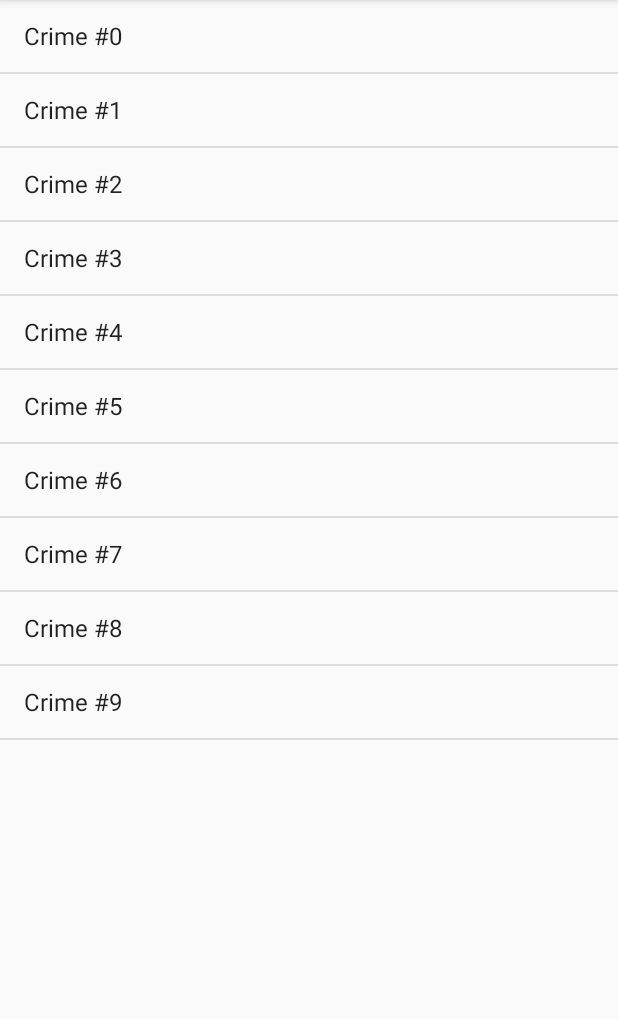
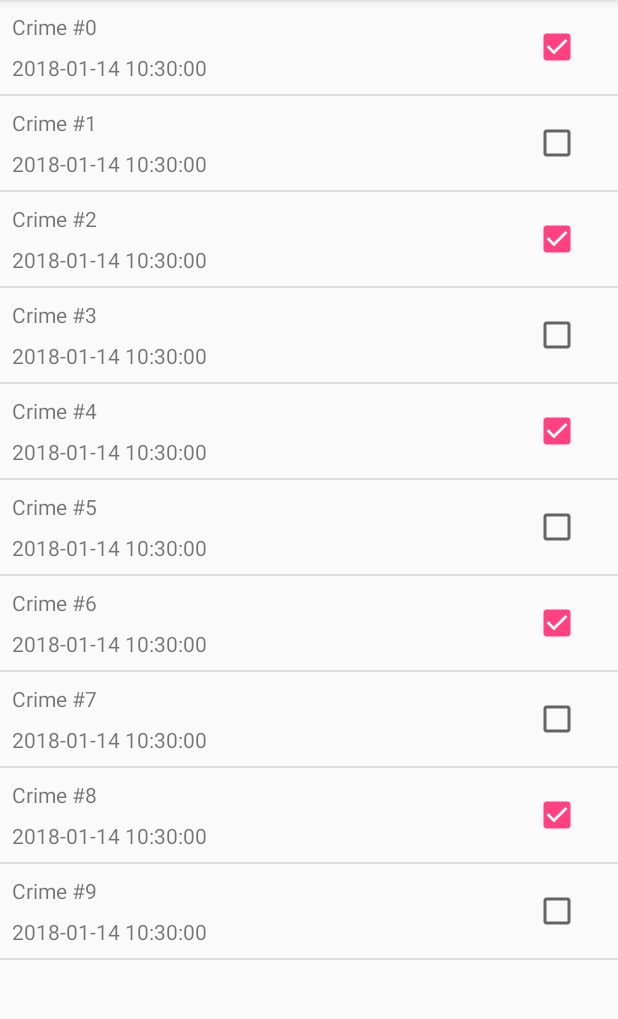
Before and after one commit to NUAAMETEOR/CriminalIntent, an Android app: the screen it shows after launch (CrimeListActivity), on a phone screen of 412 x 824 dp, the part 84-1103 px from its top. Run offline under Robolectric (Android 15) with nearby library versions, the phone set to English and light mode, and no system bars.

Commit message:
使用自定义的item放在listfragment中

```diff
--- a/app/src/main/java/cn/edu/nuaa/criminalintent/CrimeListFragment.java
+++ b/app/src/main/java/cn/edu/nuaa/criminalintent/CrimeListFragment.java
@@ -3,20 +3,31 @@ package cn.edu.nuaa.criminalintent;
 import android.app.ListFragment;
 import android.os.Bundle;
 import android.support.annotation.Nullable;
-import android.widget.ArrayAdapter;
+import android.util.Log;
+import android.view.View;
+import android.widget.ListView;
+import android.widget.Toast;
 
 import cn.edu.nuaa.model.Crime;
-import cn.edu.nuaa.model.CrimeRepository;
+import cn.edu.nuaa.model.CrimeAdapter;
 
 /**
  * Created by Meteor on 2018/1/13.
  */
 
 public class CrimeListFragment extends ListFragment {
+    private static String  LOG_TAG=CrimeListFragment.class.getName();
+
+    @Override
+    public void onListItemClick(ListView l, View v, int position, long id) {
+        Crime crime = ((CrimeAdapter) getListAdapter()).getItem(position);
+        Log.d(LOG_TAG, crime.getCrimeTitle() + "clicked");
+    }
+
     @Override
     public void onCreate(@Nullable Bundle savedInstanceState) {
         super.onCreate(savedInstanceState);
         getActivity().setTitle(R.string.app_name);
-        setListAdapter(new ArrayAdapter<Crime>(getActivity(),android.R.layout.simple_list_item_1, CrimeRepository.getCrimeRepository(getActivity()).getCrimeList()));
+        setListAdapter(new CrimeAdapter(getActivity(), this));
     }
 }
--- /dev/null
+++ b/app/src/main/java/cn/edu/nuaa/model/CrimeAdapter.java
@@ -0,0 +1,47 @@
+package cn.edu.nuaa.model;
+
+import android.app.ListFragment;
+import android.content.Context;
+import android.support.annotation.NonNull;
+import android.support.annotation.Nullable;
+import android.view.View;
+import android.view.ViewGroup;
+import android.widget.ArrayAdapter;
+import android.widget.CheckBox;
+import android.widget.TextView;
+
+import java.text.SimpleDateFormat;
+
+import cn.edu.nuaa.criminalintent.R;
+
+/**
+ * Created by Meteor on 2018/1/14.
+ */
+
+public class CrimeAdapter extends ArrayAdapter<Crime> {
+    private ListFragment listFragment;
+
+    public CrimeAdapter(@NonNull Context context, ListFragment listFragment) {
+        super(context, 0, CrimeRepository.getCrimeRepository(context).getCrimeList());
+        this.listFragment = listFragment;
+    }
+
+    @NonNull
+    @Override
+    public View getView(int position, @Nullable View convertView, @NonNull ViewGroup parent) {
+        if (convertView == null) {
+            convertView = listFragment.getActivity().getLayoutInflater().inflate(R.layout.crime_list_item, null);
+        }
+        TextView titleText = convertView.findViewById(R.id.crimeItemTitle);
+        TextView dateText = convertView.findViewById(R.id.crimeItemDate);
+        CheckBox solvedCheckBox = convertView.findViewById(R.id.crimeItemSolved);
+        Crime crime = getItem(position);
+        SimpleDateFormat simpleDateFormat = new SimpleDateFormat("yyyy-MM-dd HH:mm:ss");
+        titleText.setText(crime.getCrimeTitle());
+        dateText.setText(simpleDateFormat.format(crime.getCrimeDate()));
+        solvedCheckBox.setChecked(crime.isCrimeSolved());
+        solvedCheckBox.setFocusable(false);
+        solvedCheckBox.setFocusableInTouchMode(false);
+        return convertView;
+    }
+}
--- a/app/src/main/java/cn/edu/nuaa/model/CrimeRepository.java
+++ b/app/src/main/java/cn/edu/nuaa/model/CrimeRepository.java
@@ -4,6 +4,7 @@ import android.content.Context;
 import android.support.annotation.NonNull;
 
 import java.util.ArrayList;
+import java.util.Calendar;
 import java.util.UUID;
 
 /**
@@ -47,6 +48,7 @@ public class CrimeRepository {
             Crime crime = new Crime();
             crime.setCrimeTitle("Crime #" + i);
             crime.setCrimeSolved(i % 2 == 0);
+            crime.setCrimeDate(Calendar.getInstance().getTime());
             crimeList.add(crime);
         }
     }
--- a/app/src/main/res/layout/crime_list_item.xml
+++ b/app/src/main/res/layout/crime_list_item.xml
@@ -1,6 +1,55 @@
 <?xml version="1.0" encoding="utf-8"?>
-<LinearLayout xmlns:android="http://schemas.android.com/apk/res/android"
+<android.support.constraint.ConstraintLayout xmlns:android="http://schemas.android.com/apk/res/android"
+    xmlns:app="http://schemas.android.com/apk/res-auto"
+    xmlns:tools="http://schemas.android.com/tools"
+    android:id="@+id/linearLayout2"
     android:layout_width="match_parent"
-    android:layout_height="match_parent">
+    android:layout_height="wrap_content">
 
-</LinearLayout>
+    <TextView
+        android:id="@+id/crimeItemTitle"
+        android:layout_width="0dp"
+        android:layout_height="wrap_content"
+        android:layout_marginEnd="8dp"
+        android:layout_marginStart="8dp"
+        android:layout_marginTop="8dp"
+        android:text="TextView"
+        app:layout_constraintEnd_toStartOf="@+id/guideline"
+        app:layout_constraintStart_toStartOf="parent"
+        app:layout_constraintTop_toTopOf="parent" />
+
+    <TextView
+        android:id="@+id/crimeItemDate"
+        android:layout_width="0dp"
+        android:layout_height="wrap_content"
+        android:layout_marginBottom="8dp"
+        android:layout_marginEnd="8dp"
+        android:layout_marginStart="8dp"
+        android:layout_marginTop="8dp"
+        android:text="TextView"
+        app:layout_constraintBottom_toBottomOf="parent"
+        app:layout_constraintEnd_toStartOf="@+id/guideline"
+        app:layout_constraintStart_toStartOf="parent"
+        app:layout_constraintTop_toBottomOf="@+id/crimeItemTitle" />
+
+    <android.support.constraint.Guideline
+        android:id="@+id/guideline"
+        android:layout_width="wrap_content"
+        android:layout_height="wrap_content"
+        android:orientation="vertical"
+        app:layout_constraintGuide_begin="330dp" />
+
+    <CheckBox
+        android:id="@+id/crimeItemSolved"
+        android:layout_width="wrap_content"
+        android:layout_height="wrap_content"
+        android:layout_marginBottom="8dp"
+        android:layout_marginEnd="8dp"
+        android:layout_marginStart="8dp"
+        android:layout_marginTop="8dp"
+        android:text=""
+        app:layout_constraintBottom_toBottomOf="parent"
+        app:layout_constraintEnd_toEndOf="parent"
+        app:layout_constraintStart_toStartOf="@+id/guideline"
+        app:layout_constraintTop_toTopOf="parent" />
+</android.support.constraint.ConstraintLayout>
```
